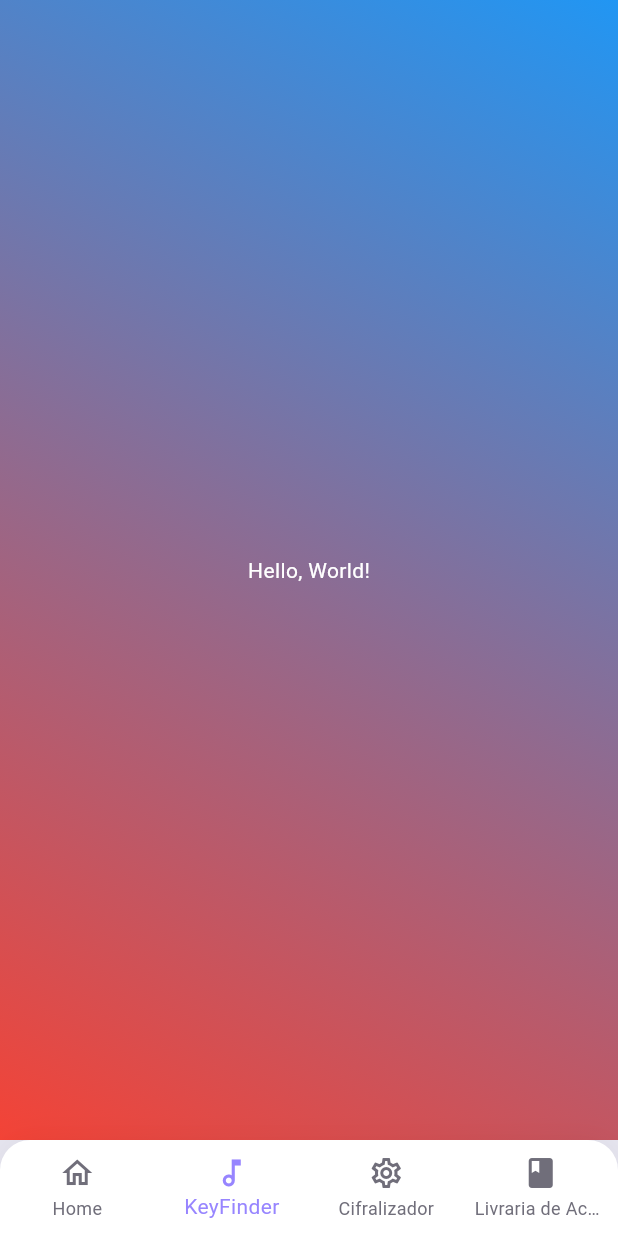
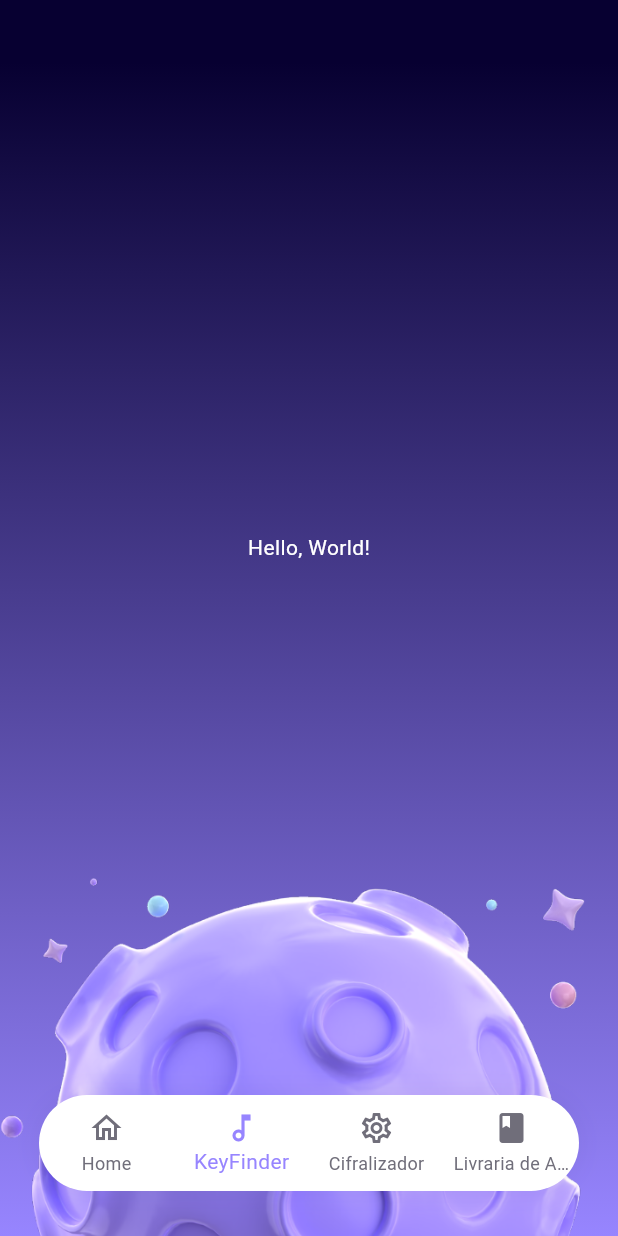
Before and after one commit to ericlefyson/lyratune, a Flutter app: the screen it shows after launch, item 2 of the bottom bar chosen, on a phone screen of 412 x 824 dp. Run offline on Flutter 3.47's test engine with Material 3 defaults, Android fonts, the phone set to English and light mode, and no system bars; our stand-ins replace auto_route; Roboto replaces fonts that are missing (Anybody).

Commit message:
Add background in app

```diff
--- a/lib/components/bottom_navigator.dart
+++ b/lib/components/bottom_navigator.dart
@@ -1,22 +1,95 @@
 import 'package:auto_route/auto_route.dart';
 import 'package:flutter/material.dart';
+import 'package:lyratune/constants.dart';
 import 'package:lyratune/utils/styles.dart';
 
-class BottomNavigator extends StatelessWidget {
+class BottomNavigator extends StatefulWidget {
   final TabsRouter tabsRouter;
   const BottomNavigator({super.key, required this.tabsRouter});
 
   @override
+  State<BottomNavigator> createState() => _BottomNavigatorState();
+}
+
+class _BottomNavigatorState extends State<BottomNavigator>
+    with SingleTickerProviderStateMixin {
+  late AnimationController _animationController;
+  late Animation<double> _animation;
+  double _scale = 4.4;
+
+  @override
+  void initState() {
+    super.initState();
+    _animationController = AnimationController(
+      vsync: this,
+      duration: const Duration(milliseconds: 350),
+    );
+    _animation =
+        Tween<double>(begin: 4, end: _scale).animate(_animationController);
+    _animationController.forward();
+
+    widget.tabsRouter.addListener(() {
+      if (widget.tabsRouter.activeIndex == BottomNavigatorPage.home) {
+        setState(() {
+          _scale = 4.4;
+        });
+      } else if (widget.tabsRouter.activeIndex ==
+          BottomNavigatorPage.keyFinder) {
+        setState(() {
+          _scale = 6;
+        });
+      }
+      _animation = Tween<double>(begin: _animation.value, end: _scale)
+          .animate(_animationController);
+      _animationController.reset();
+      _animationController.forward();
+    });
+  }
+
+  @override
+  void dispose() {
+    _animationController.dispose();
+    widget.tabsRouter.removeListener(() {});
+    super.dispose();
+  }
+
+  void _onTabTapped(int index) {
+    widget.tabsRouter.setActiveIndex(index);
+  }
+
+  @override
   Widget build(BuildContext context) {
-    return Container(
+    return Stack(
+      children: [
+        Positioned(
+          bottom: 20,
+          right: 0,
+          left: 0,
+          top: 0,
+          child: AnimatedBuilder(
+              animation: _animation,
+              builder: (context, child) {
+                return Transform.scale(
+                    scale: _animation.value,
+                    child: Image.asset(
+                      width: 0,
+                      height: 0,
+                      AppImages.moon,
+                      fit: BoxFit.scaleDown,
+                    ));
+              }),
+        ),
+        Padding(
+          padding: const EdgeInsets.only(
+              bottom: AppSpacing.defaultSpacing * 3,
+              right: AppSpacing.defaultSpacing * 2.6,
+              left: AppSpacing.defaultSpacing * 2.6),
+          child: Container(
             padding: const EdgeInsets.symmetric(
               vertical: 3,
             ),
             decoration: const BoxDecoration(
-        borderRadius: BorderRadius.only(
-          topLeft: Radius.circular(20),
-          topRight: Radius.circular(20),
-        ),
+              borderRadius: BorderRadius.all(Radius.circular(54)),
               color: Colors.white,
               boxShadow: [
                 BoxShadow(
@@ -51,9 +124,11 @@ class BottomNavigator extends StatelessWidget {
                     label: 'Livraria de Acordes',
                   ),
                 ],
-        currentIndex: tabsRouter.activeIndex,
-        onTap: tabsRouter.setActiveIndex,
+                currentIndex: widget.tabsRouter.activeIndex,
+                onTap: _onTabTapped),
           ),
+        ),
+      ],
     );
   }
 }
--- /dev/null
+++ b/lib/constants.dart
@@ -0,0 +1,6 @@
+class BottomNavigatorPage {
+  static const int home = 0;
+  static const int keyFinder = 1;
+  static const int cypher = 2;
+  static const int chordLibrary = 3;
+}
--- a/lib/routes/home_bottom_navigator.dart
+++ b/lib/routes/home_bottom_navigator.dart
@@ -9,7 +9,18 @@ class HomeBottomNavigatorScreen extends StatelessWidget {
 
   @override
   Widget build(BuildContext context) {
-    return AutoTabsScaffold(
+    final theme = Theme.of(context);
+    return Container(
+      decoration: BoxDecoration(
+        gradient: LinearGradient(
+          begin: Alignment.bottomCenter,
+          end: Alignment.topCenter,
+          stops: const [0.0, 0.95],
+          colors: [theme.colorScheme.primary, theme.colorScheme.tertiary],
+        ),
+      ),
+      child: AutoTabsScaffold(
+        backgroundColor: Colors.transparent,
         routes: const [
           app_router.HomeRoute(),
           app_router.KeyFinderRoute(),
@@ -21,6 +32,7 @@ class HomeBottomNavigatorScreen extends StatelessWidget {
             tabsRouter: tabsRouter,
           );
         },
+      ),
     );
   }
 }
--- a/lib/screens/home/home.dart
+++ b/lib/screens/home/home.dart
@@ -1,35 +1,17 @@
 import 'package:auto_route/auto_route.dart';
 import 'package:flutter/material.dart';
-import 'package:lyratune/utils/styles.dart';
 
 @RoutePage()
-class HomeScreen extends StatefulWidget {
+class HomeScreen extends StatelessWidget {
   const HomeScreen({super.key});
 
   @override
-  State<HomeScreen> createState() => _HomeScreenState();
-}
-
-class _HomeScreenState extends State<HomeScreen> {
-  @override
   Widget build(BuildContext context) {
-    final theme = Theme.of(context);
-    return Scaffold(
-      body: Container(
-        decoration: BoxDecoration(
-          image: const DecorationImage(
-            image: AssetImage(AppImages.moon),
-          ),
-          gradient: LinearGradient(
-            begin: Alignment.bottomCenter,
-            end: Alignment.topCenter,
-            stops: const [0.0, 0.95],
-            colors: [theme.colorScheme.primary, theme.colorScheme.tertiary],
-          ),
-        ),
-        child: const Center(
-          child: Text('Hello, World!'),
-        ),
+    Theme.of(context);
+    return const Scaffold(
+      backgroundColor: Colors.transparent,
+      body: Center(
+        child: Text('Hello, World!'),
       ),
     );
   }
--- a/lib/screens/key_finder/key_finder.dart
+++ b/lib/screens/key_finder/key_finder.dart
@@ -7,21 +7,10 @@ class KeyFinderScreen extends StatelessWidget {
 
   @override
   Widget build(BuildContext context) {
-    return Scaffold(
-      body: Container(
-        decoration: const BoxDecoration(
-          gradient: LinearGradient(
-            begin: Alignment.topRight,
-            end: Alignment.bottomLeft,
-            colors: [
-              Colors.blue,
-              Colors.red,
-            ],
-          ),
-        ),
-        child: const Center(
-          child: Text('Hello, World!'),
-        ),
+    return const Scaffold(
+      backgroundColor: Colors.transparent,
+      body: Center(
+        child: Text('Hello, World!'),
       ),
     );
   }
```
Also changed, not shown: 1 other file. Lines whose indentation alone changed are shown as unchanged.
